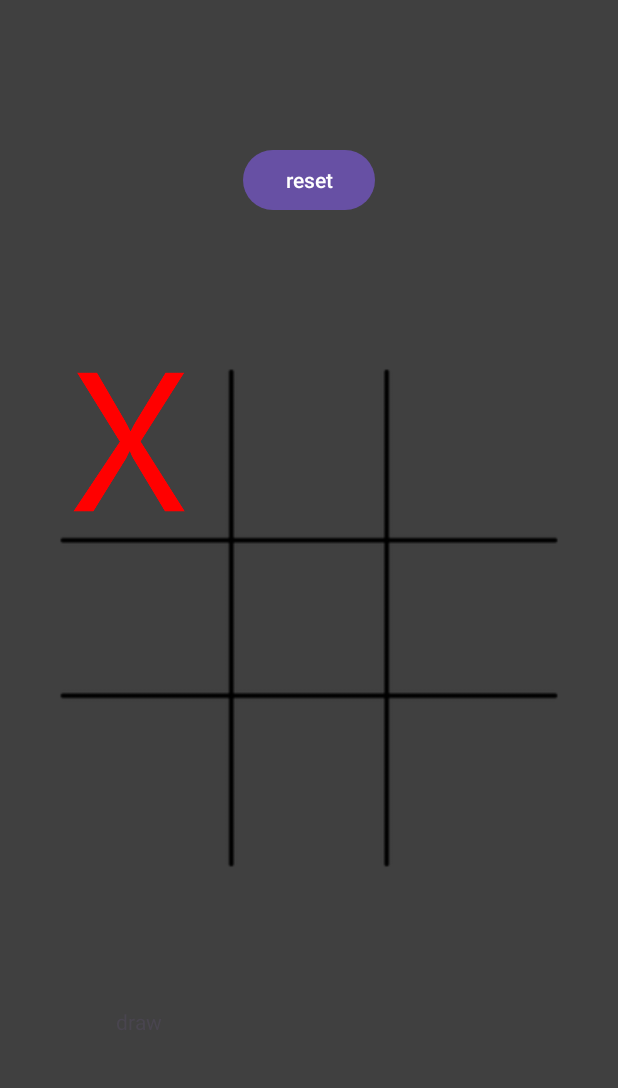
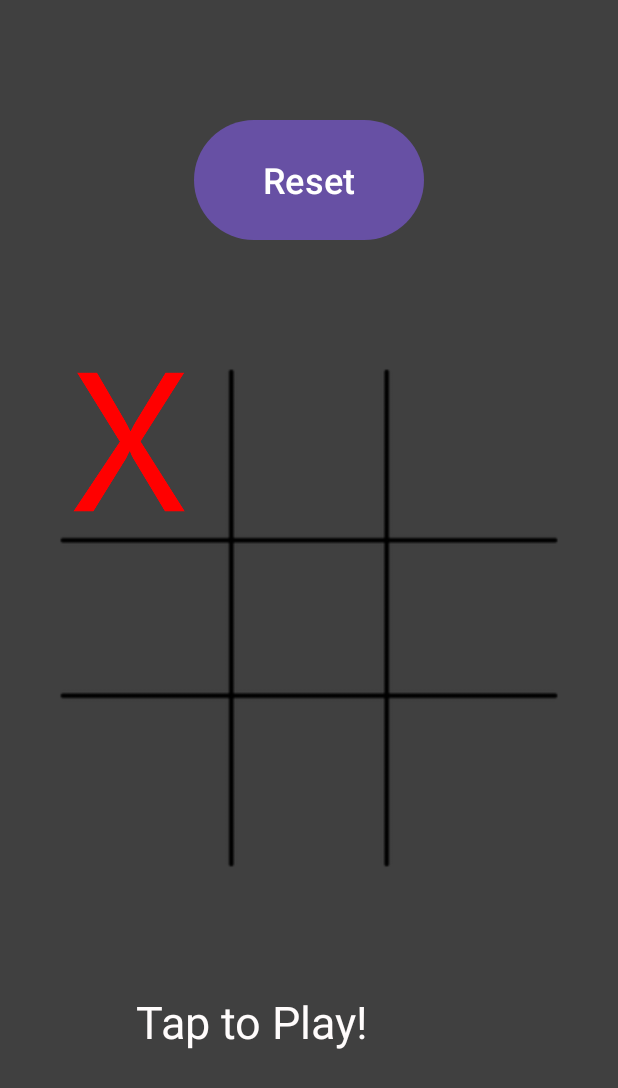
Before and after one commit to hussainturii/hamza, an Android app: the screen it shows after launch (MainActivity), after a tap on "image", on a phone screen of 412 x 824 dp. Shown: the top 1088 px of the screen. Run offline under Robolectric (Android 15) with nearby library versions, the phone set to English and light mode, and no system bars; 1 statement that could not run was skipped.

Commit message:
naya hai par chal nai raha bhai ka bhosra

```diff
--- a/app/src/main/java/com/example/myapplication/hamza/MainActivity.java
+++ b/app/src/main/java/com/example/myapplication/hamza/MainActivity.java
@@ -19,29 +19,43 @@ import android.os.Bundle;
             super.onCreate(savedInstanceState);
             setContentView(R.layout.activity_main);
 
-            textView = findViewById(R.id.textView);
-//            resetButton = findViewById(R.id.button2);
         }
 
         Block[] blocks = {new Block(),new Block(),new Block(),
                 new Block(),new Block(),new Block(),
                 new Block(),new Block(),new Block()};
-        public int Turn = -1;
-        public int gameState = 0;
+        public static int Turn = -1;
+        public boolean game = true;
         TextView textView;
         ImageView img;
-        Button resetButton;
-//        public void reset(){
-//            for (int i = 0; i<blocks.length; i++){
-//                blocks[i] = new Block();
-//            }
-//            gameState = 0;
-//            for (int i = 0; i<blocks.length; i++){
-//                ImageView tempImgVar = img.findViewById(i);
-//                tempImgVar.setImageDrawable(null);
-//            }
-//        }
-        public void checkWin(){
+
+        public void Move (View view){
+            if (!game)
+            {
+                resetGame(view);
+            }
+            img = (ImageView) view;
+            if (Turn == -1) {
+                blocks[Integer.parseInt(img.getTag().toString())] = new XBlock();
+                img.setImageResource(R.drawable.x);
+                Turn = 1;
+                textView.setText("O's turn to play!");
+            } else{
+                blocks[Integer.parseInt(img.getTag().toString())] = new OBlock();
+                img.setImageResource(R.drawable.o);
+                Turn = -1;
+                textView.setText("X's turn to play!");
+            }
+            checkWin();
+            checkGameDrawn();
+        }
+
+        public void reset (View view) //button
+        {
+            resetGame(view);
+        }
+
+        public void checkWin() {
             if ((blocks[0] instanceof XBlock && blocks[1] instanceof XBlock && blocks[2] instanceof XBlock) ||
                     (blocks[3] instanceof XBlock && blocks[4] instanceof XBlock && blocks[5] instanceof XBlock) ||
                     (blocks[6] instanceof XBlock && blocks[7] instanceof XBlock && blocks[8] instanceof XBlock) ||
@@ -49,10 +63,9 @@ import android.os.Bundle;
                     (blocks[0] instanceof XBlock && blocks[3] instanceof XBlock && blocks[6] instanceof XBlock) ||
                     (blocks[0] instanceof XBlock && blocks[4] instanceof XBlock && blocks[8] instanceof XBlock) ||
                     (blocks[1] instanceof XBlock && blocks[4] instanceof XBlock && blocks[7] instanceof XBlock) ||
-                    (blocks[2] instanceof XBlock && blocks[5] instanceof XBlock && blocks[8] instanceof XBlock) )
-            {
+                    (blocks[2] instanceof XBlock && blocks[5] instanceof XBlock && blocks[8] instanceof XBlock)) {
                 textView.setText("X has won");
-                gameState = 1;
+                game = false;
             } else if ((blocks[0] instanceof OBlock && blocks[1] instanceof OBlock && blocks[2] instanceof OBlock) ||
                     (blocks[3] instanceof OBlock && blocks[4] instanceof OBlock && blocks[5] instanceof OBlock) ||
                     (blocks[6] instanceof OBlock && blocks[7] instanceof OBlock && blocks[8] instanceof OBlock) ||
@@ -60,35 +73,43 @@ import android.os.Bundle;
                     (blocks[0] instanceof OBlock && blocks[3] instanceof OBlock && blocks[6] instanceof OBlock) ||
                     (blocks[0] instanceof OBlock && blocks[4] instanceof OBlock && blocks[8] instanceof OBlock) ||
                     (blocks[1] instanceof OBlock && blocks[4] instanceof OBlock && blocks[7] instanceof OBlock) ||
-                    (blocks[2] instanceof OBlock && blocks[5] instanceof OBlock && blocks[8] instanceof OBlock) )
-            {
+                    (blocks[2] instanceof OBlock && blocks[5] instanceof OBlock && blocks[8] instanceof OBlock)) {
                 textView.setText("O has won");
-                gameState = 1;
-            } else {
-                textView.setText("draw");
+                game = false;
             }
         }
 
-        public void Game(View view){
-            if (gameState == 0){
-                img = (ImageView) view;
-                if (Turn == -1) {
-                    blocks[Integer.parseInt(img.getTag().toString())] = new XBlock();
-                    checkWin();
-                    img.setImageResource(R.drawable.x);
+        public void resetGame(View view)
+        {
+            game = true;
+            Turn = -1;
+            for (int i = 0; i<blocks.length; i++)
+            {
+                blocks[i] = new Block();
+            }
+            ((ImageView) findViewById(R.id.imageView0)).setImageResource(0);
+            ((ImageView) findViewById(R.id.imageView1)).setImageResource(0);
+            ((ImageView) findViewById(R.id.imageView2)).setImageResource(0);
+            ((ImageView) findViewById(R.id.imageView3)).setImageResource(0);
+            ((ImageView) findViewById(R.id.imageView4)).setImageResource(0);
+            ((ImageView) findViewById(R.id.imageView5)).setImageResource(0);
+            ((ImageView) findViewById(R.id.imageView6)).setImageResource(0);
+            ((ImageView) findViewById(R.id.imageView7)).setImageResource(0);
+            ((ImageView) findViewById(R.id.imageView8)).setImageResource(0);
+            textView.setText("Tap to Play!");
+        }
+
+        public void checkGameDrawn() {
+            for (Block cell : blocks) {
+                if (cell.getValue() == '-') {
+                    return; // there are still empty cells left on the grid
                 }
-                if (Turn == 1){
-                    blocks[Integer.parseInt(img.getTag().toString())] = new OBlock();
-                    checkWin();
-                    img.setImageResource(R.drawable.o);
-                }
-                Turn *= -1;
             }
-//            if (gameState == 1){
-//                reset();
-//            }
+            textView.setText("Game drawn!");
         }
+
     }
+
 
  class Block {
     private char value;
--- a/app/src/main/res/layout/activity_main.xml
+++ b/app/src/main/res/layout/activity_main.xml
@@ -7,14 +7,31 @@
     android:background="#404040"
     tools:context=".MainActivity">
 
+    <Button
+        android:id="@+id/button"
+        android:layout_width="153dp"
+        android:layout_height="88dp"
+        android:onClick="reset"
+        android:text="Reset"
+        android:textSize="24sp"
+        app:layout_constraintBottom_toTopOf="@+id/imageView"
+        app:layout_constraintEnd_toEndOf="parent"
+        app:layout_constraintStart_toStartOf="parent"
+        app:layout_constraintTop_toTopOf="parent" />
+
     <TextView
         android:id="@+id/textView"
-        android:layout_width="258dp"
-        android:layout_height="66dp"
+        android:layout_width="280dp"
+        android:layout_height="94dp"
+        android:text="Tap to Play!"
+        android:textColor="#FFFCFC"
+        android:textSize="30sp"
         app:layout_constraintBottom_toBottomOf="parent"
         app:layout_constraintEnd_toEndOf="parent"
+        app:layout_constraintHorizontal_bias="0.687"
         app:layout_constraintStart_toStartOf="parent"
-        app:layout_constraintTop_toBottomOf="@+id/imageView" />
+        app:layout_constraintTop_toBottomOf="@+id/imageView"
+        app:layout_constraintVertical_bias="0.525" />
 
     <ImageView
         android:id="@+id/imageView"
@@ -49,7 +66,7 @@
                 android:layout_height="match_parent"
                 android:layout_weight="1"
                 android:contentDescription="@string/img"
-                android:onClick="@string/Game"
+                android:onClick="Move"
                 android:tag="0" />
 
             <ImageView
@@ -57,8 +74,8 @@
                 android:layout_width="match_parent"
                 android:layout_height="match_parent"
                 android:layout_weight="1"
-                android:contentDescription="@string/img"
-                android:onClick="@string/Game"
+                android:contentDescription="image"
+                android:onClick="Move"
                 android:tag="1" />
 
             <ImageView
@@ -66,8 +83,8 @@
                 android:layout_width="match_parent"
                 android:layout_height="match_parent"
                 android:layout_weight="1"
-                android:contentDescription="@string/img"
-                android:onClick="@string/Game"
+                android:contentDescription="image"
+                android:onClick="Move"
                 android:tag="2" />
         </LinearLayout>
 
@@ -83,7 +100,7 @@
                 android:layout_height="match_parent"
                 android:layout_weight="1"
                 android:contentDescription="@string/img"
-                android:onClick="@string/Game"
+                android:onClick="Move"
                 android:tag="3" />
 
             <ImageView
@@ -92,7 +109,7 @@
                 android:layout_height="match_parent"
                 android:layout_weight="1"
                 android:contentDescription="@string/img"
-                android:onClick="@string/Game"
+                android:onClick="Move"
                 android:tag="4" />
 
             <ImageView
@@ -101,7 +118,7 @@
                 android:layout_height="match_parent"
                 android:layout_weight="1"
                 android:contentDescription="@string/img"
-                android:onClick="@string/Game"
+                android:onClick="Move"
                 android:tag="5" />
         </LinearLayout>
 
@@ -117,7 +134,7 @@
                 android:layout_height="match_parent"
                 android:layout_weight="1"
                 android:contentDescription="@string/img"
-                android:onClick="@string/Game"
+                android:onClick="Move"
                 android:tag="6" />
 
             <ImageView
@@ -126,7 +143,7 @@
                 android:layout_height="match_parent"
                 android:layout_weight="1"
                 android:contentDescription="@string/img"
-                android:onClick="@string/Game"
+                android:onClick="Move"
                 android:tag="7" />
 
             <ImageView
@@ -135,20 +152,8 @@
                 android:layout_height="match_parent"
                 android:layout_weight="1"
                 android:contentDescription="@string/img"
-                android:onClick="@string/Game"
+                android:onClick="Move"
                 android:tag="8" />
         </LinearLayout>
     </LinearLayout>
-
-    <Button
-        android:id="@+id/button2"
-        android:layout_width="wrap_content"
-        android:layout_height="wrap_content"
-        android:contentDescription="Button"
-        android:onClick="reset"
-        android:text="reset"
-        app:layout_constraintBottom_toTopOf="@+id/imageView"
-        app:layout_constraintEnd_toEndOf="parent"
-        app:layout_constraintStart_toStartOf="parent"
-        app:layout_constraintTop_toTopOf="parent" />
 </androidx.constraintlayout.widget.ConstraintLayout>
--- a/app/src/main/res/values/strings.xml
+++ b/app/src/main/res/values/strings.xml
@@ -1,7 +1,6 @@
 <resources>
     <string name="app_name">hamza</string>
-        <string name="img">image</string>
-        <string name="Game">Game</string>
-        <string name="show_winning">Show</string>
-        <string name="reset">reset</string>
+    <string name="img">image</string>
+    <string name="reset">reset</string>
+    <string name="Turn">Turn</string>
 </resources>
```
